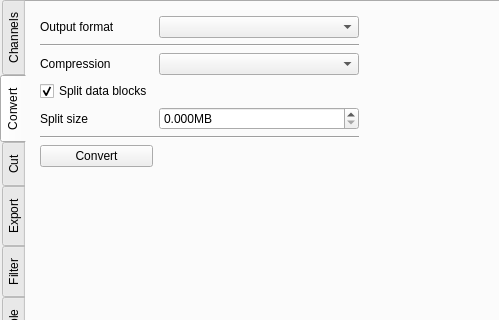
The window that asammdf/gui/ui/file_widget.ui (danielhrisca/asammdf) describes before a commit, drawn with Qt 5; both pictures show x 0 to 499 and y 0 to 320 of the 859 by 657 pixel window.
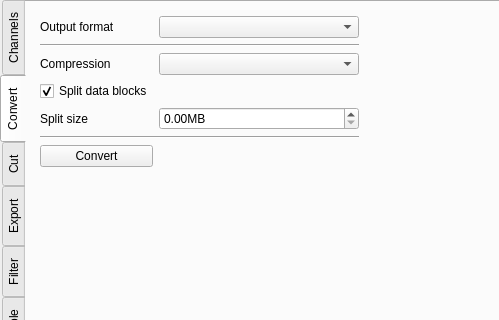
The same window after the commit. The open tabs and pages were chosen to show the change. Icons and pictures are not drawn. Custom widgets are drawn as their Qt base class.

Commit message: avoid using QDoubleSpinBox.setDecimals because it is very slow

Patch:
```diff
--- a/asammdf/gui/ui/file_widget.ui
+++ b/asammdf/gui/ui/file_widget.ui
@@ -107,9 +107,6 @@
            <property name="suffix">
             <string>MB</string>
            </property>
-           <property name="decimals">
-            <number>3</number>
-           </property>
            <property name="maximum">
             <double>4.000000000000000</double>
            </property>
```
Left out of the diff: 5 changed lines with no effect on the pictures. The commit also changes 6 other files.
